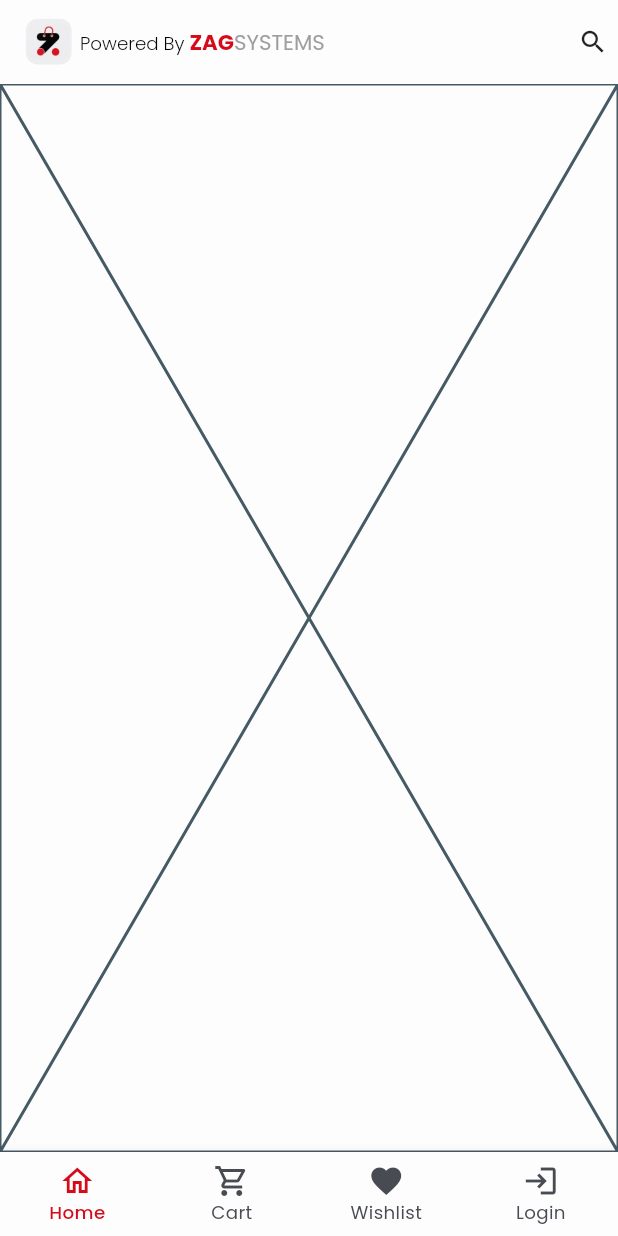
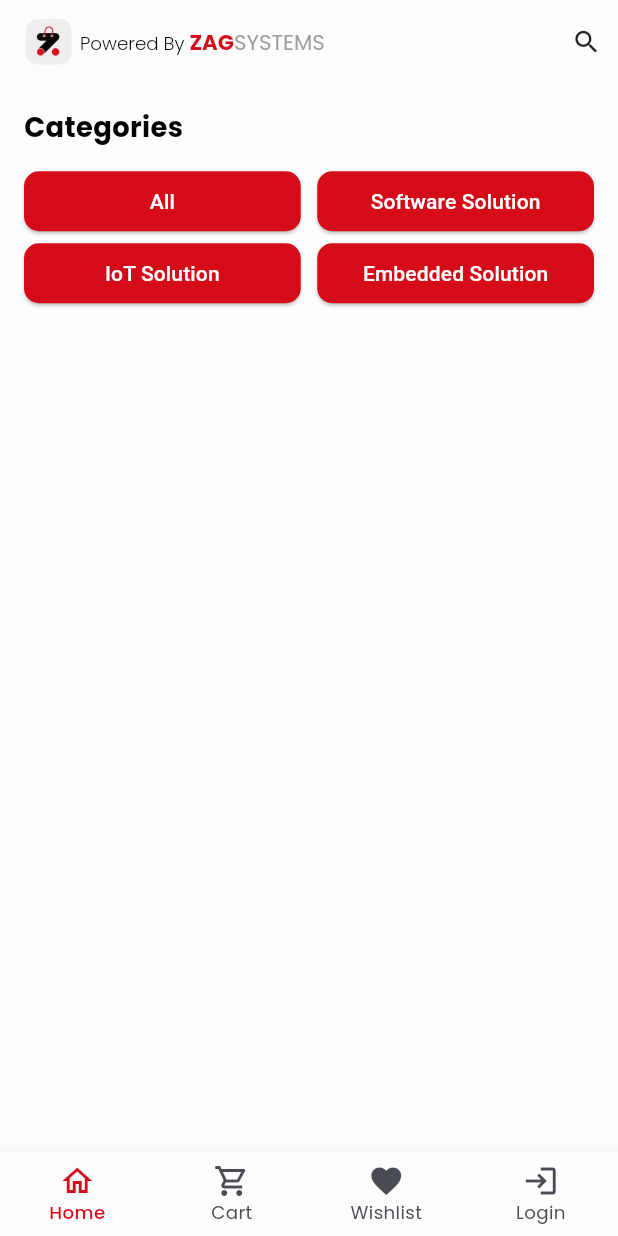
Before and after one commit to basmalahesham/z_store_app, a Flutter app: the screen it shows after launch, on a phone screen of 412 x 824 dp. Run offline on Flutter 3.47's test engine with Material 3 defaults, Android fonts, the phone set to English and light mode, and no system bars; our stand-ins replace flutter_screenutil, google_fonts.

Commit message:
create custom_categories_widget.dart

```diff
--- a/lib/core/theming/styles/text_styles.dart
+++ b/lib/core/theming/styles/text_styles.dart
@@ -29,4 +29,14 @@ abstract class TextStyles {
     fontSize: 15.sp,
     fontWeight: FontWeight.w500,
   );
+  static TextStyle bold18Black = GoogleFonts.poppins(
+    color: Colors.black,
+    fontSize: 18.sp,
+    fontWeight: FontWeight.bold,
+  );
+  static TextStyle bold18White = GoogleFonts.poppins(
+    color: Colors.white,
+    fontSize: 18.sp,
+    fontWeight: FontWeight.bold,
+  );
 }
--- a/lib/core/widgets/custom_app_bar.dart
+++ b/lib/core/widgets/custom_app_bar.dart
@@ -34,7 +34,7 @@ class CustomAppBar extends StatelessWidget implements PreferredSizeWidget {
       ),
       actions:  [
         widget,
-        6.width,
+        10.width,
       ],
     );
   }
--- a/lib/core/widgets/custom_elevated_button.dart
+++ b/lib/core/widgets/custom_elevated_button.dart
@@ -7,7 +7,7 @@ class CustomElevatedButton extends StatelessWidget {
     required this.onPressed,
     this.text,
     this.backgroundColor,
-    required this.minimumSize,
+    this.minimumSize,
     this.style,
     this.child,
     this.padding,
@@ -18,7 +18,7 @@ class CustomElevatedButton extends StatelessWidget {
   final void Function() onPressed;
   final String? text;
   final Color? backgroundColor;
-  final Size minimumSize;
+  final Size? minimumSize;
   final TextStyle? style;
   final Widget? child;
   final EdgeInsetsGeometry? padding;
--- /dev/null
+++ b/lib/features/home/presentation/views/widgets/custom_categories_widget.dart
@@ -0,0 +1,61 @@
+import 'package:flutter/material.dart';
+import 'package:z_store_app/core/helper/space_extension.dart';
+import 'package:z_store_app/core/theming/styles/text_styles.dart';
+import 'package:z_store_app/core/widgets/custom_elevated_button.dart';
+
+class CustomCategoriesWidget extends StatelessWidget {
+  const CustomCategoriesWidget({super.key});
+
+  @override
+  Widget build(BuildContext context) {
+    return Column(
+      crossAxisAlignment: CrossAxisAlignment.start,
+      children: [
+        Text('Categories', style: TextStyles.bold18Black),
+        12.height,
+        Row(
+          children: [
+            Expanded(
+              child: CustomElevatedButton(
+                onPressed: () {},
+                text: 'All',
+                style: TextStyle(color: Colors.white),
+                padding: EdgeInsets.zero,
+              ),
+            ),
+            10.width,
+            Expanded(
+              child: CustomElevatedButton(
+                onPressed: () {},
+                text: 'Software Solution',
+                style: TextStyle(color: Colors.white),
+                padding: EdgeInsets.zero,
+              ),
+            ),
+          ],
+        ),
+        Row(
+          children: [
+            Expanded(
+              child: CustomElevatedButton(
+                onPressed: () {},
+                text: 'IoT Solution',
+                style: TextStyle(color: Colors.white),
+                padding: EdgeInsets.zero,
+              ),
+            ),
+            10.width,
+            Expanded(
+              child: CustomElevatedButton(
+                onPressed: () {},
+                text: 'Embedded Solution',
+                style: TextStyle(color: Colors.white),
+                padding: EdgeInsets.zero,
+              ),
+            ),
+          ],
+        ),
+      ],
+    );
+  }
+}
--- a/lib/features/home/presentation/views/widgets/home_view_body.dart
+++ b/lib/features/home/presentation/views/widgets/home_view_body.dart
@@ -1,10 +1,24 @@
 import 'package:flutter/material.dart';
+import 'package:z_store_app/features/home/presentation/views/widgets/custom_categories_widget.dart';
 
 class HomeViewBody extends StatelessWidget {
   const HomeViewBody({super.key});
 
   @override
   Widget build(BuildContext context) {
-    return const Placeholder();
+    return CustomScrollView(
+      slivers: [
+        SliverToBoxAdapter(
+          child: Padding(
+            padding: const EdgeInsets.all(16.0),
+            child: Column(
+              children: [
+                CustomCategoriesWidget(),
+              ],
+            ),
+          ),
+        ),
+      ],
+    );
   }
 }
```
